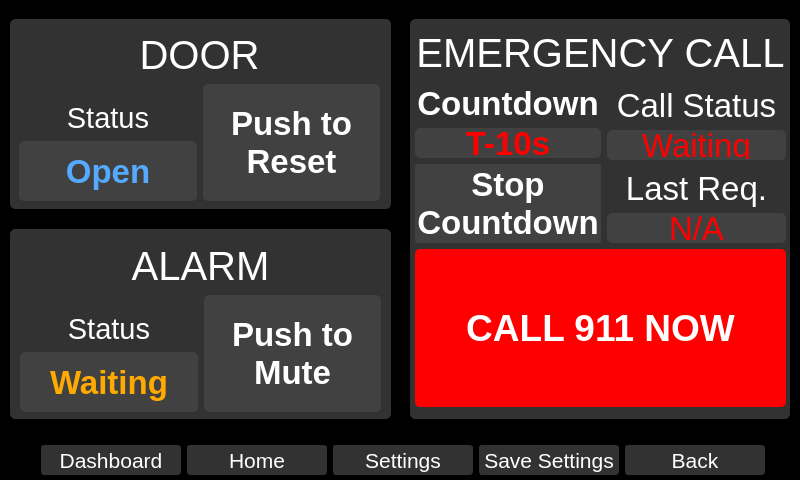
Above: oobe_qt/door_close_window.ui from zyl120/Naloxone_Safety_Kit before the change. Below: the same form after it.
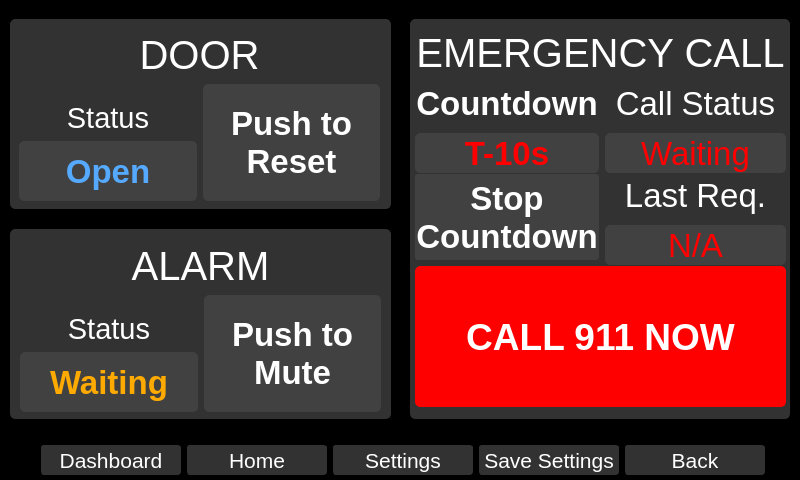
That is the form after the change. The open tabs and pages were chosen to show the change.

Commit message: adjust door open ui

Patch:
```diff
--- a/oobe_qt/door_close_window.ui
+++ b/oobe_qt/door_close_window.ui
@@ -5286,7 +5286,7 @@
                 <property name="minimumSize">
                  <size>
                   <width>0</width>
-                  <height>30</height>
+                  <height>40</height>
                  </size>
                 </property>
                 <property name="maximumSize">
@@ -5325,7 +5325,7 @@
               <property name="minimumSize">
                <size>
                 <width>0</width>
-                <height>60</height>
+                <height>80</height>
                </size>
               </property>
               <property name="font">
@@ -5335,7 +5335,7 @@
                </font>
               </property>
               <property name="styleSheet">
-               <string notr="true">color: white; background-color: rgb(65,65,65); border-radius:3px;border-color: rgb(65,65,65);border-width: 2px;border-style: solid;
+               <string notr="true">color: white; background-color: rgb(65,65,65); border-radius:3px;border-color: rgb(65,65,65);border-width: 0.5px;border-style: solid;
 </string>
               </property>
               <property name="text">
@@ -5391,7 +5391,7 @@
                 <property name="minimumSize">
                  <size>
                   <width>0</width>
-                  <height>30</height>
+                  <height>40</height>
                  </size>
                 </property>
                 <property name="maximumSize">
@@ -5462,7 +5462,7 @@
                 <property name="minimumSize">
                  <size>
                   <width>0</width>
-                  <height>30</height>
+                  <height>40</height>
                  </size>
                 </property>
                 <property name="maximumSize">
@@ -5515,7 +5515,7 @@
            </font>
           </property>
           <property name="styleSheet">
-           <string notr="true">color: white; background-color: red; border-radius:5px;border-color:red;border-width: 2px;border-style: solid;
+           <string notr="true">color: white; background-color: red; border-radius:5px;border-color:red;border-width: 0.5px;border-style: solid;
 </string>
           </property>
           <property name="text">
```
Left out of the diff: 2 changed lines with no effect on the pictures. The commit also changes 2 other files.
